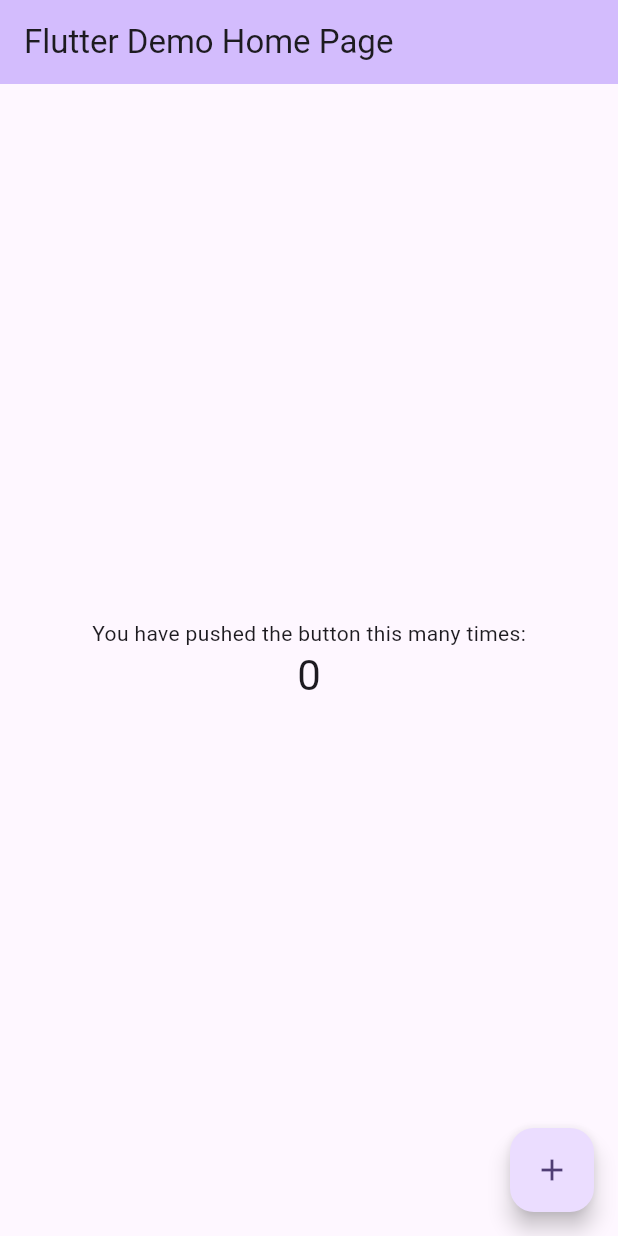
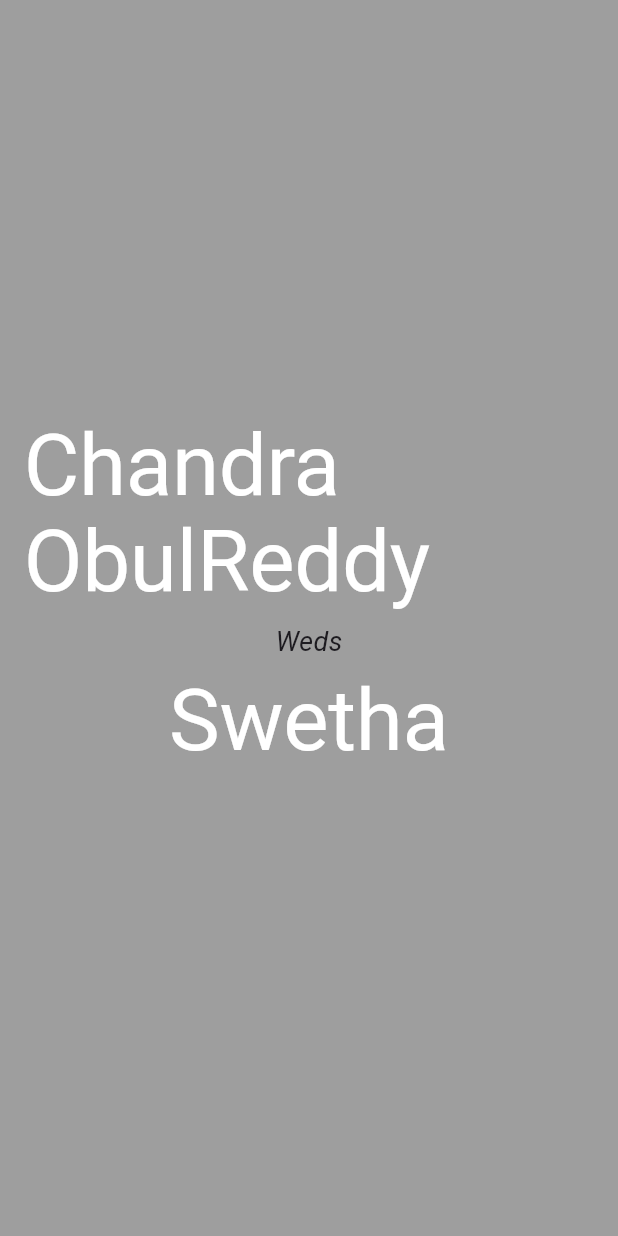
Before and after one commit to ChandraChaan/InvitationApp, a Flutter app: the screen it shows after launch, on a phone screen of 412 x 824 dp. Run offline on Flutter 3.47's test engine with Material 2 defaults, Android fonts, the light colour scheme and no system bars.

Commit message:
invitation screen added

```diff
--- /dev/null
+++ b/lib/invitation/invitation_screen.dart
@@ -0,0 +1,44 @@
+import 'package:flutter/material.dart';
+
+class InvitationScreen extends StatelessWidget {
+  @override
+  Widget build(BuildContext context) {
+    return Scaffold(
+      backgroundColor: Colors.black38,
+      body: Container(
+        padding: const EdgeInsets.all(16.0),
+        width: double.infinity,
+        child: Column(
+          mainAxisAlignment: MainAxisAlignment.center,
+          crossAxisAlignment: CrossAxisAlignment.center,
+          children: [
+            Text(
+              'Chandra ObulReddy',
+              style: Theme.of(context)
+                  .textTheme
+                  .displayLarge
+                  ?.copyWith(color: Colors.white),
+            ),
+            const SizedBox(height: 8.0),
+            const Text(
+              'Weds',
+              style: TextStyle(
+                fontSize: 18.0,
+                fontStyle: FontStyle.italic,
+              ),
+            ),
+            const SizedBox(height: 8.0),
+            Text(
+              'Swetha',
+              style: Theme.of(context)
+                  .textTheme
+                  .displayLarge
+                  ?.copyWith(color: Colors.white),
+            ),
+            const SizedBox(height: 32.0),
+          ],
+        ),
+      ),
+    );
+  }
+}
--- a/lib/main.dart
+++ b/lib/main.dart
@@ -1,4 +1,6 @@
 import 'package:flutter/material.dart';
+
+import 'invitation/invitation_screen.dart';
 
 void main() {
   runApp(const MyApp());
@@ -31,95 +33,7 @@ class MyApp extends StatelessWidget {
         colorScheme: ColorScheme.fromSeed(seedColor: Colors.deepPurple),
         useMaterial3: true,
       ),
-      home: const MyHomePage(title: 'Flutter Demo Home Page'),
+      home: InvitationScreen(),
     );
   }
 }
-
-class MyHomePage extends StatefulWidget {
-  const MyHomePage({super.key, required this.title});
-
-  // This widget is the home page of your application. It is stateful, meaning
-  // that it has a State object (defined below) that contains fields that affect
-  // how it looks.
-
-  // This class is the configuration for the state. It holds the values (in this
-  // case the title) provided by the parent (in this case the App widget) and
-  // used by the build method of the State. Fields in a Widget subclass are
-  // always marked "final".
-
-  final String title;
-
-  @override
-  State<MyHomePage> createState() => _MyHomePageState();
-}
-
-class _MyHomePageState extends State<MyHomePage> {
-  int _counter = 0;
-
-  void _incrementCounter() {
-    setState(() {
-      // This call to setState tells the Flutter framework that something has
-      // changed in this State, which causes it to rerun the build method below
-      // so that the display can reflect the updated values. If we changed
-      // _counter without calling setState(), then the build method would not be
-      // called again, and so nothing would appear to happen.
-      _counter++;
-    });
-  }
-
-  @override
-  Widget build(BuildContext context) {
-    // This method is rerun every time setState is called, for instance as done
-    // by the _incrementCounter method above.
-    //
-    // The Flutter framework has been optimized to make rerunning build methods
-    // fast, so that you can just rebuild anything that needs updating rather
-    // than having to individually change instances of widgets.
-    return Scaffold(
-      appBar: AppBar(
-        // TRY THIS: Try changing the color here to a specific color (to
-        // Colors.amber, perhaps?) and trigger a hot reload to see the AppBar
-        // change color while the other colors stay the same.
-        backgroundColor: Theme.of(context).colorScheme.inversePrimary,
-        // Here we take the value from the MyHomePage object that was created by
-        // the App.build method, and use it to set our appbar title.
-        title: Text(widget.title),
-      ),
-      body: Center(
-        // Center is a layout widget. It takes a single child and positions it
-        // in the middle of the parent.
-        child: Column(
-          // Column is also a layout widget. It takes a list of children and
-          // arranges them vertically. By default, it sizes itself to fit its
-          // children horizontally, and tries to be as tall as its parent.
-          //
-          // Column has various properties to control how it sizes itself and
-          // how it positions its children. Here we use mainAxisAlignment to
-          // center the children vertically; the main axis here is the vertical
-          // axis because Columns are vertical (the cross axis would be
-          // horizontal).
-          //
-          // TRY THIS: Invoke "debug painting" (choose the "Toggle Debug Paint"
-          // action in the IDE, or press "p" in the console), to see the
-          // wireframe for each widget.
-          mainAxisAlignment: MainAxisAlignment.center,
-          children: <Widget>[
-            const Text(
-              'You have pushed the button this many times:',
-            ),
-            Text(
-              '$_counter',
-              style: Theme.of(context).textTheme.headlineMedium,
-            ),
-          ],
-        ),
-      ),
-      floatingActionButton: FloatingActionButton(
-        onPressed: _incrementCounter,
-        tooltip: 'Increment',
-        child: const Icon(Icons.add),
-      ), // This trailing comma makes auto-formatting nicer for build methods.
-    );
-  }
-}
```
